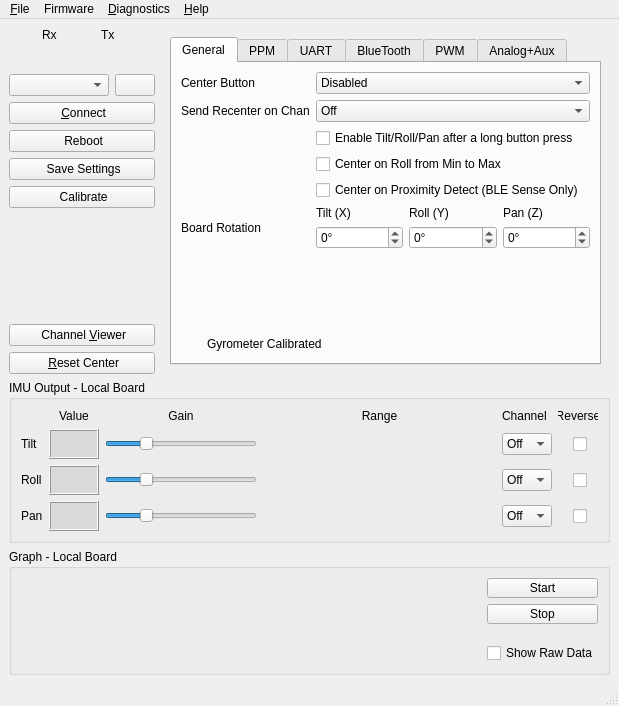
dlktdr/HeadTracker, file gui/src/mainwindow.ui: the form before one commit.
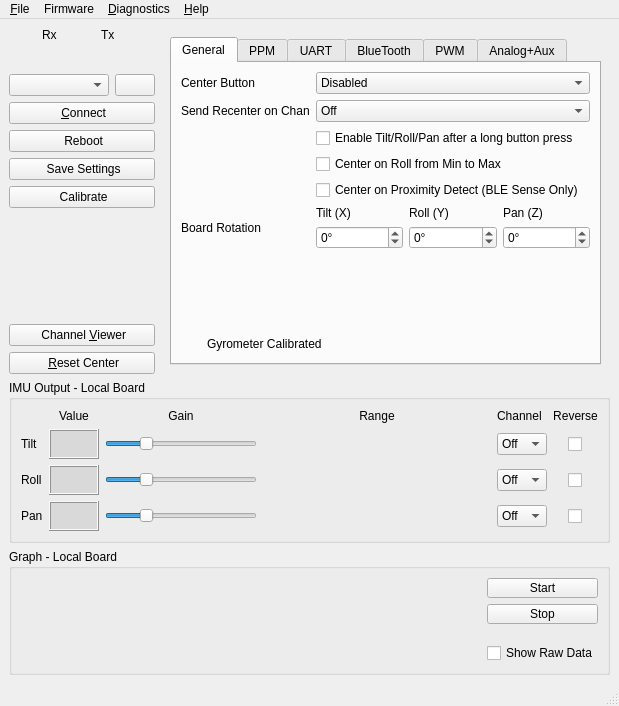
The form after the commit. Icons and pictures are not drawn. Custom widgets are drawn as their Qt base class.

Commit message: GUI Reverse is being cropped Increase width

Diff of the .ui file:
```diff
--- a/gui/src/mainwindow.ui
+++ b/gui/src/mainwindow.ui
@@ -3623,7 +3623,7 @@
          </property>
          <property name="maximumSize">
           <size>
-           <width>40</width>
+           <width>50</width>
            <height>16777215</height>
           </size>
          </property>
```
